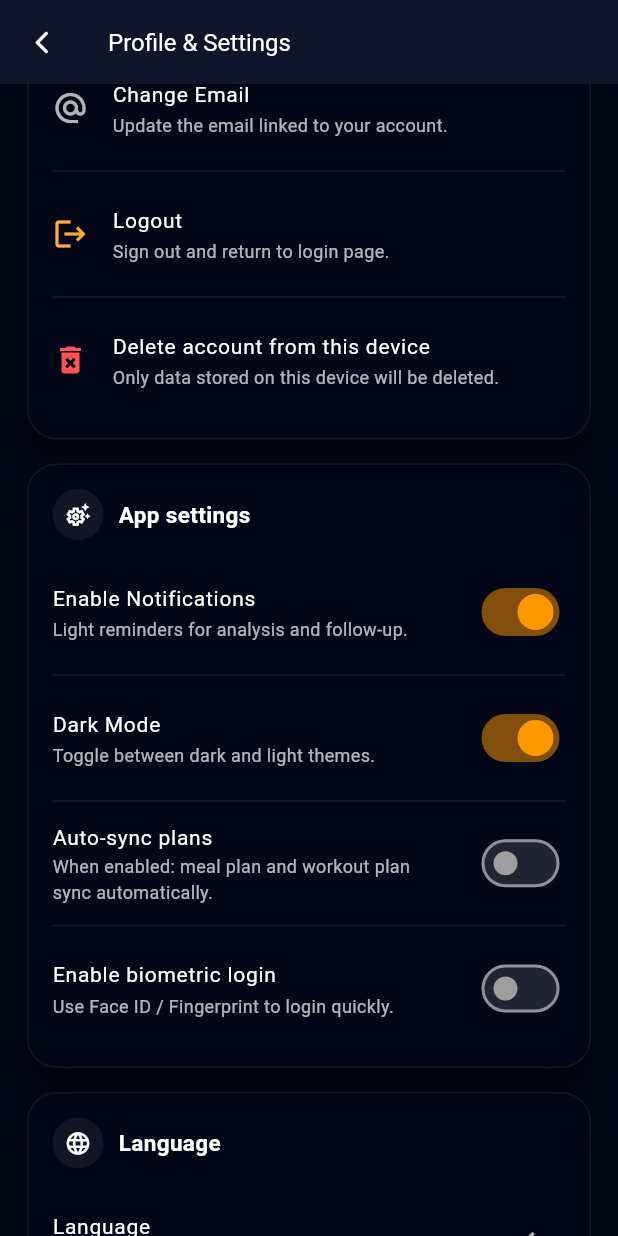
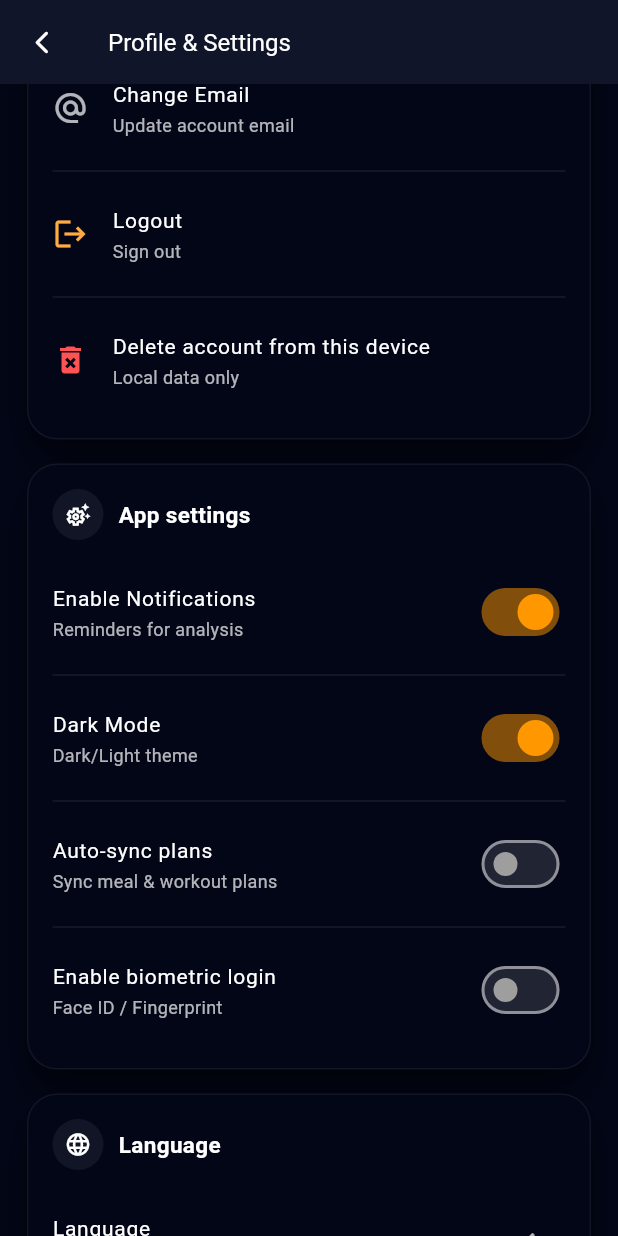
Before and after one commit to abbasmohamed999/bodytalk_server, a Flutter app: the ProfilePage screen opened directly, scrolled down 576 dp, on a phone screen of 412 x 824 dp. Run offline on Flutter 3.47's test engine with Material 3 defaults, Android fonts, the phone set to English and light mode, and no system bars; our stand-ins replace flutter_animate, flutter_secure_storage, google_fonts, google_sign_in, image_picker, local_auth and 2 more; missing offline and left inert: google_mlkit_pose_detection; accounts and stored records are empty; network calls fail; Roboto replaces fonts that are missing (Tajawal).

Commit message:
Fix: FR overflow, secure storage, pose validation, session resume, biometrics, forgot password

```diff
--- a/lib/pages/profile_page.dart
+++ b/lib/pages/profile_page.dart
@@ -319,20 +319,24 @@ class _ProfilePageState extends State<ProfilePage> {
       if (result != null && result['success'] == true) {
         ScaffoldMessenger.of(context).showSnackBar(
           SnackBar(
-            content: Text(BodyTalkApp.tr(context,
-                en: 'Password reset link sent to your email ✅',
-                fr: 'Lien de réinitialisation envoyé à votre e-mail ✅',
-                ar: 'تم إرسال رابط إعادة تعيين كلمة المرور إلى بريدك ✅')),
+            content: Text(result['message'] ??
+                BodyTalkApp.tr(context,
+                    en: 'Password reset link sent to your email ✅',
+                    fr: 'Lien de réinitialisation envoyé à votre e-mail ✅',
+                    ar: 'تم إرسال رابط إعادة تعيين كلمة المرور إلى بريدك ✅')),
             backgroundColor: Colors.green,
           ),
         );
       } else {
+        // Show backend error message if available
+        final errorMsg = result?['message'] ?? result?['error'];
         ScaffoldMessenger.of(context).showSnackBar(
           SnackBar(
-            content: Text(BodyTalkApp.tr(context,
-                en: 'Failed to send reset link. Please try again.',
-                fr: 'Échec de l\'envoi du lien. Veuillez réessayer.',
-                ar: 'فشل إرسال الرابط. حاول مرة أخرى.')),
+            content: Text(errorMsg ??
+                BodyTalkApp.tr(context,
+                    en: 'Failed to send reset link. Please try again.',
+                    fr: 'Échec de l\'envoi du lien. Veuillez réessayer.',
+                    ar: 'فشل إرسال الرابط. حاول مرة أخرى.')),
             backgroundColor: Colors.redAccent,
           ),
         );
@@ -1107,16 +1111,19 @@ class _ProfilePageState extends State<ProfilePage> {
                             color: Colors.white,
                             fontSize: 14,
                           ),
+                          overflow: TextOverflow.ellipsis,
                         ),
                         subtitle: Text(
                           BodyTalkApp.tr(context,
-                              en: 'Reset your password via email.',
-                              fr: 'Réinitialisez votre mot de passe par e-mail.',
-                              ar: 'إعادة تعيين كلمة المرور عبر البريد الإلكتروني.'),
+                              en: 'Reset via email',
+                              fr: 'Réinitialiser par e-mail',
+                              ar: 'إعادة تعيين عبر البريد'),
                           style: TextStyle(
                             color: Colors.white.withValues(alpha: 0.7),
                             fontSize: 12,
                           ),
+                          maxLines: 1,
+                          overflow: TextOverflow.ellipsis,
                         ),
                         onTap: _showChangePasswordDialog,
                       ),
@@ -1137,16 +1144,19 @@ class _ProfilePageState extends State<ProfilePage> {
                             color: Colors.white,
                             fontSize: 14,
                           ),
+                          overflow: TextOverflow.ellipsis,
                         ),
                         subtitle: Text(
                           BodyTalkApp.tr(context,
-                              en: 'Update the email linked to your account.',
-                              fr: 'Mettez à jour l\'e-mail lié à votre compte.',
-                              ar: 'تحديث البريد المرتبط بحسابك.'),
+                              en: 'Update account email',
+                              fr: 'Mettre à jour l\'e-mail',
+                              ar: 'تحديث البريد المرتبط بحسابك'),
                           style: TextStyle(
                             color: Colors.white.withValues(alpha: 0.7),
                             fontSize: 12,
                           ),
+                          maxLines: 1,
+                          overflow: TextOverflow.ellipsis,
                         ),
                         onTap: _editEmail,
                       ),
@@ -1171,13 +1181,15 @@ class _ProfilePageState extends State<ProfilePage> {
                         ),
                         subtitle: Text(
                           BodyTalkApp.tr(context,
-                              en: 'Sign out and return to login page.',
-                              fr: 'Déconnectez-vous et revenez à la page de connexion.',
-                              ar: 'إغلاق جلستك الحالية والعودة لصفحة تسجيل الدخول.'),
+                              en: 'Sign out',
+                              fr: 'Se déconnecter',
+                              ar: 'إغلاق الجلسة'),
                           style: const TextStyle(
                             color: Colors.white70,
                             fontSize: 12,
                           ),
+                          maxLines: 1,
+                          overflow: TextOverflow.ellipsis,
                         ),
                         onTap: _logout,
                       ),
@@ -1202,13 +1214,15 @@ class _ProfilePageState extends State<ProfilePage> {
                         ),
                         subtitle: Text(
                           BodyTalkApp.tr(context,
-                              en: 'Only data stored on this device will be deleted.',
-                              fr: 'Seules les données stockées sur cet appareil seront supprimées.',
-                              ar: 'سيتم حذف بيانات التطبيق المخزّنة على هذا الجهاز فقط.'),
+                              en: 'Local data only',
+                              fr: 'Données locales uniquement',
+                              ar: 'البيانات المحلية فقط'),
                           style: const TextStyle(
                             color: Colors.white70,
                             fontSize: 12,
                           ),
+                          maxLines: 1,
+                          overflow: TextOverflow.ellipsis,
                         ),
                         onTap: _deleteAccountLocal,
                       ),
@@ -1243,13 +1257,15 @@ class _ProfilePageState extends State<ProfilePage> {
                         ),
                         subtitle: Text(
                           BodyTalkApp.tr(context,
-                              en: 'Light reminders for analysis and follow-up.',
-                              fr: 'Rappels légers pour l\'analyse et le suivi.',
-                              ar: 'تنبيهات خفيفة لتذكيرك بالتحليل والمتابعة.'),
+                              en: 'Reminders for analysis',
+                              fr: 'Rappels pour l\'analyse',
+                              ar: 'تذكيرات للتحليل'),
                           style: TextStyle(
                             color: Colors.white.withValues(alpha: 0.7),
                             fontSize: 12,
                           ),
+                          maxLines: 1,
+                          overflow: TextOverflow.ellipsis,
                         ),
                         value: _notifEnabled,
                         onChanged: (v) async {
@@ -1295,13 +1311,15 @@ class _ProfilePageState extends State<ProfilePage> {
                         ),
                         subtitle: Text(
                           BodyTalkApp.tr(context,
-                              en: 'Toggle between dark and light themes.',
-                              fr: 'Basculer entre les thèmes sombre et clair.',
-                              ar: 'التبديل بين الوضع الداكن والفاتح.'),
+                              en: 'Dark/Light theme',
+                              fr: 'Thème sombre/clair',
+                              ar: 'داكن/فاتح'),
                           style: TextStyle(
                             color: Colors.white.withValues(alpha: 0.7),
                             fontSize: 12,
                           ),
+                          maxLines: 1,
+                          overflow: TextOverflow.ellipsis,
                         ),
                         value: _darkMode,
                         onChanged: (v) {
@@ -1343,13 +1361,15 @@ class _ProfilePageState extends State<ProfilePage> {
                         ),
                         subtitle: Text(
                           BodyTalkApp.tr(context,
-                              en: 'When enabled: meal plan and workout plan sync automatically.',
-                              fr: "Lorsqu'activé : plan de repas et plan d'entraînement se synchronisent automatiquement.",
-                              ar: 'عند التفعيل: تُربط خطة الوجبات بخطة التمارين تلقائيًا.'),
+                              en: 'Sync meal & workout plans',
+                              fr: 'Synchroniser repas et entraînement',
+                              ar: 'مزامنة خطط الوجبات والتمارين'),
                           style: TextStyle(
                             color: Colors.white.withValues(alpha: 0.7),
                             fontSize: 12,
                           ),
+                          maxLines: 1,
+                          overflow: TextOverflow.ellipsis,
                         ),
                         value: _autoSyncPlan,
                         onChanged: (v) async {
@@ -1387,13 +1407,15 @@ class _ProfilePageState extends State<ProfilePage> {
                         ),
                         subtitle: Text(
                           BodyTalkApp.tr(context,
-                              en: 'Use Face ID / Fingerprint to login quickly.',
-                              fr: 'Utilisez Face ID / empreinte digitale pour vous connecter rapidement.',
-                              ar: 'استخدم Face ID / البصمة لتسجيل الدخول بسرعة.'),
+                              en: 'Face ID / Fingerprint',
+                              fr: 'Face ID / Empreinte',
+                              ar: 'Face ID / بصمة'),
                           style: TextStyle(
                             color: Colors.white.withValues(alpha: 0.7),
                             fontSize: 12,
                           ),
+                          maxLines: 1,
+                          overflow: TextOverflow.ellipsis,
                         ),
                         value: _biometricEnabled,
                         onChanged: (v) async {
--- a/pubspec.yaml
+++ b/pubspec.yaml
@@ -21,11 +21,13 @@ dependencies:
   http: ^1.1.0
   device_info_plus: ^11.5.0
   shared_preferences: ^2.3.1
+  flutter_secure_storage: ^9.2.2
   local_auth: ^3.0.0
   in_app_purchase: ^3.2.3
   intl: ^0.20.2
   google_sign_in: ^6.2.1
   sign_in_with_apple: ^6.1.2
+  google_mlkit_pose_detection: ^0.11.0
 
 dev_dependencies:
   flutter_test:
```
Also changed, not shown: lib/pages/body_analysis_capture_page.dart (+88 -7 lines), lib/pages/login_page.dart (+12 -9 lines), lib/pages/onboarding_page.dart (+12 -4 lines), lib/pages/splash_screen.dart (+43 -7 lines), lib/services/api_service.dart (+26 -16 lines), lib/services/pose_validation_service.dart (added, +230 -0 lines), pubspec.lock, 5 other files.
